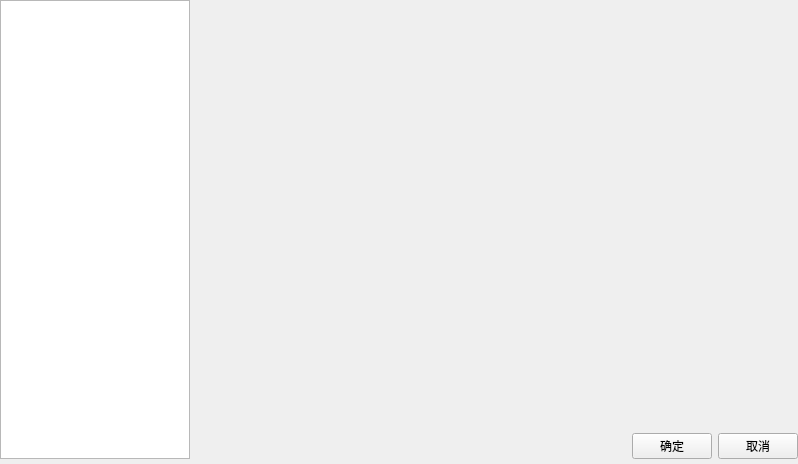
This is Qt/CloudSharedCoding/settingform.ui in GnoCiYeH/CloudShareCode as Qt 5 draws it before an edit. The edited form follows.
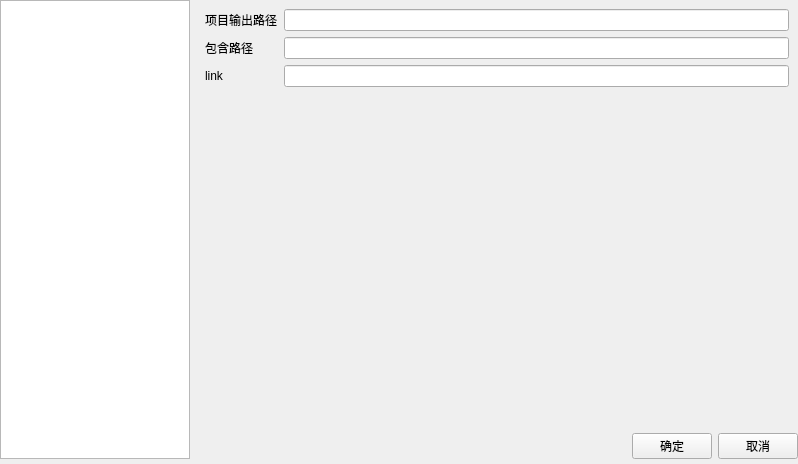
This is the edited form.

Commit message: 实现cmake项目云编译运行

Patch:
```diff
--- a/Qt/CloudSharedCoding/settingform.ui
+++ b/Qt/CloudSharedCoding/settingform.ui
@@ -35,7 +35,7 @@
       </sizepolicy>
      </property>
      <property name="currentIndex">
-      <number>1</number>
+      <number>2</number>
      </property>
      <widget class="QWidget" name="page">
       <layout class="QFormLayout" name="formLayout">
@@ -52,6 +52,40 @@
       </layout>
      </widget>
      <widget class="QWidget" name="page_2"/>
+     <widget class="QWidget" name="page_3">
+      <layout class="QFormLayout" name="formLayout_2">
+       <item row="1" column="0">
+        <widget class="QLabel" name="label_2">
+         <property name="text">
+          <string>包含路径</string>
+         </property>
+        </widget>
+       </item>
+       <item row="1" column="1">
+        <widget class="QLineEdit" name="lineEdit"/>
+       </item>
+       <item row="0" column="0">
+        <widget class="QLabel" name="label_3">
+         <property name="text">
+          <string>项目输出路径</string>
+         </property>
+        </widget>
+       </item>
+       <item row="0" column="1">
+        <widget class="QLineEdit" name="lineEdit_2"/>
+       </item>
+       <item row="2" column="0">
+        <widget class="QLabel" name="label_4">
+         <property name="text">
+          <string>link</string>
+         </property>
+        </widget>
+       </item>
+       <item row="2" column="1">
+        <widget class="QLineEdit" name="lineEdit_3"/>
+       </item>
+      </layout>
+     </widget>
     </widget>
    </item>
    <item row="0" column="0" rowspan="2">
```
The commit also changes 19 other files.
